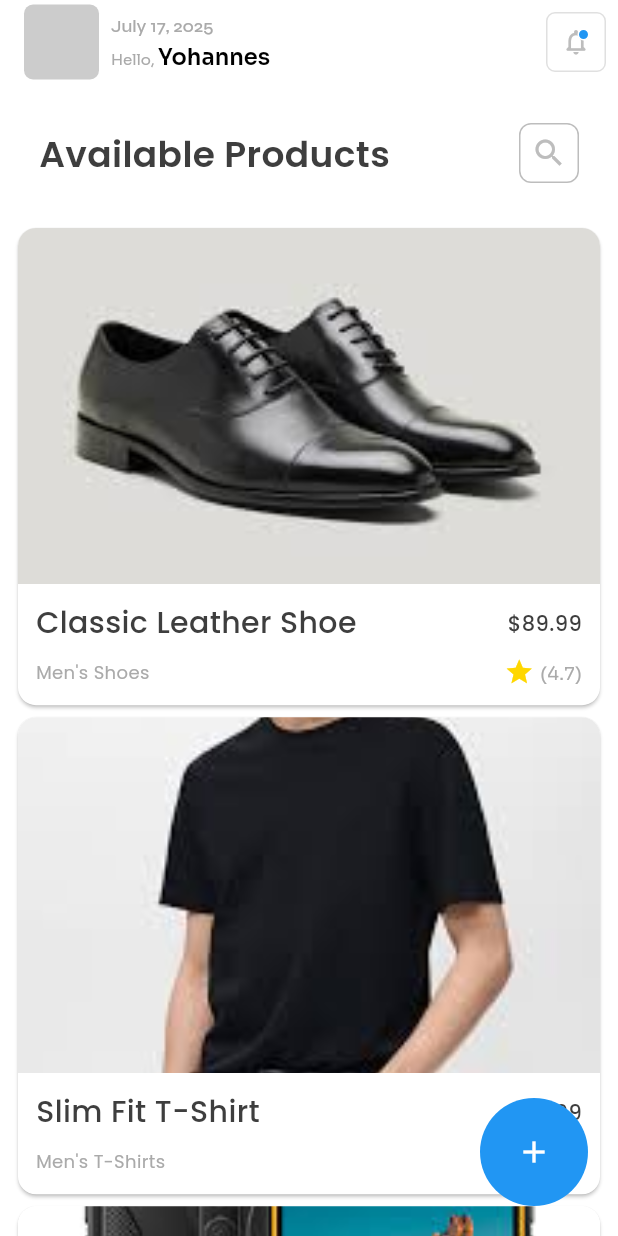
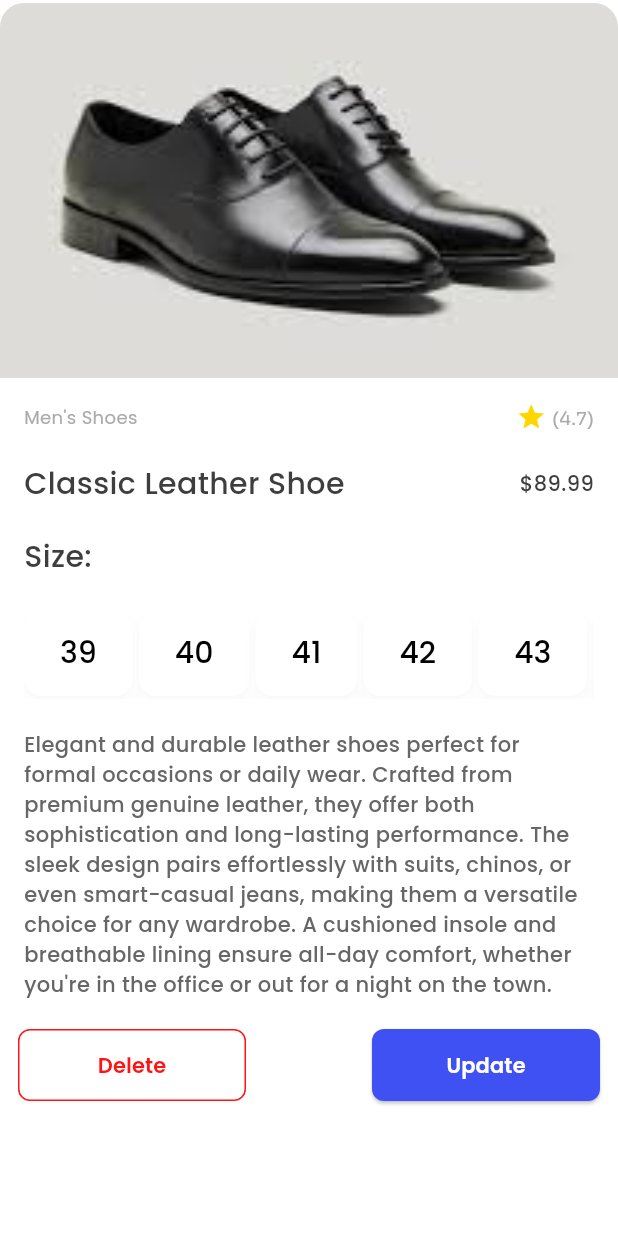
Before and after one commit to Depthabdre/2025-project-phase-mobile-tasks, a Flutter app: the screen it shows after launch, on a phone screen of 412 x 824 dp. Run offline on Flutter 3.47's test engine with Material 3 defaults, Android fonts, the phone set to English and light mode, and no system bars.

Commit message:
Implement detailed product details page with size selector and action buttons

```diff
--- /dev/null
+++ b/mobile/AbdrehimMisbah/ecommerce_ui_replication/lib/details.dart
@@ -0,0 +1,289 @@
+import 'package:flutter/material.dart';
+import 'product_data.dart';
+
+class ProductDetailsPage extends StatelessWidget {
+  ProductDetailsPage({super.key}); // Accessing the first product
+  final product = products[0];
+  @override
+  Widget build(BuildContext context) {
+    return Scaffold(
+      // ✅ You must use Scaffold here
+      backgroundColor: Colors.white,
+      body: SafeArea(
+        child: SingleChildScrollView(
+          child: Column(
+            crossAxisAlignment: CrossAxisAlignment.start,
+            children: [
+              // 1. Product Image
+              Padding(
+                padding: const EdgeInsets.only(top: 2.0),
+                child: Container(
+                  width: double.infinity,
+                  height: 250,
+                  decoration: BoxDecoration(
+                    color: Colors
+                        .white, // Background color (not strictly needed here)
+
+                    borderRadius: BorderRadius.only(
+                      topLeft: Radius.circular(24),
+                      topRight: Radius.circular(24),
+                    ), // ✅ Rounded corners
+                  ),
+                  child: ClipRRect(
+                    borderRadius: BorderRadius.only(
+                      topLeft: Radius.circular(16),
+                      topRight: Radius.circular(16),
+                    ), // ✅ Clip image to same border radius
+                    child: Image.asset(
+                      product.image,
+                      fit: BoxFit
+                          .fitWidth, // ✅ Fill container without distortion
+                    ),
+                  ),
+                ),
+              ),
+
+              // 2. Row with type and rating
+              Padding(
+                padding: const EdgeInsets.only(
+                  left: 16.0,
+                  right: 16.0,
+                  top: 16.0,
+                  bottom: 12.0,
+                ),
+                child: Row(
+                  mainAxisAlignment: MainAxisAlignment.spaceBetween,
+                  children: [
+                    Text(
+                      product.type,
+                      style: const TextStyle(
+                        fontSize: 12,
+                        fontFamily: 'Poppins',
+                        fontWeight: FontWeight.w400,
+                        color: Color(0xFFAAAAAA),
+                      ),
+                    ),
+                    Text.rich(
+                      TextSpan(
+                        children: [
+                          const WidgetSpan(
+                            alignment: PlaceholderAlignment.middle,
+                            child: Icon(
+                              Icons.star,
+                              color: Color(0xFFFFD700),
+                              size: 20,
+                            ),
+                          ),
+                          const WidgetSpan(child: SizedBox(width: 4)),
+                          TextSpan(
+                            text: '(${product.rating})',
+                            style: const TextStyle(
+                              fontSize: 12,
+                              fontFamily: 'Sora',
+                              fontWeight: FontWeight.w400,
+                              color: Color(0xFFAAAAAA),
+                            ),
+                          ),
+                        ],
+                      ),
+                    ),
+                  ],
+                ),
+              ),
+
+              // 3. Row with name and price
+              Padding(
+                padding: const EdgeInsets.only(
+                  left: 16.0,
+                  right: 16.0,
+                  top: 8.0,
+                  bottom: 12.0,
+                ),
+                child: Row(
+                  mainAxisAlignment: MainAxisAlignment.spaceBetween,
+                  children: [
+                    Text(
+                      product.name,
+                      style: const TextStyle(
+                        fontFamily: 'Poppins',
+                        fontSize: 20,
+                        fontWeight: FontWeight.w500,
+                        color: Color(0xFF3E3E3E),
+                      ),
+                    ),
+                    Text(
+                      '\$${product.price.toStringAsFixed(2)}',
+                      style: const TextStyle(
+                        fontFamily: 'Poppins',
+                        fontSize: 14,
+                        fontWeight: FontWeight.w500,
+                        color: Color(0xFF3E3E3E),
+                      ),
+                    ),
+                  ],
+                ),
+              ),
+
+              // 4. "Size" Text
+              Padding(
+                padding: const EdgeInsets.only(
+                  left: 16.0,
+                  right: 16.0,
+                  top: 8.0,
+                  bottom: 12.0,
+                ),
+                child: const Text(
+                  'Size:',
+                  style: TextStyle(
+                    fontFamily: 'Poppins',
+                    fontWeight: FontWeight.w500,
+                    fontSize: 20,
+                    color: Color(0xFF3E3E3E),
+                  ),
+                ),
+              ),
+
+              // 5. Size Containers (scrollable if overflow)
+              Padding(
+                padding: const EdgeInsets.only(
+                  left: 16.0,
+                  right: 16.0,
+                  top: 8.0,
+                  bottom: 12.0,
+                ),
+                child: SizedBox(
+                  height: 60,
+                  child: ListView.builder(
+                    scrollDirection: Axis.horizontal,
+                    itemCount: 6,
+                    itemBuilder: (context, index) {
+                      final size = 39 + index;
+                      return Container(
+                        margin: const EdgeInsets.only(right: 4),
+                        padding: const EdgeInsets.only(bottom: 2),
+                        child: ElevatedButton(
+                          onPressed: () {
+                            // TODO: Handle tap event
+                          },
+                          style: ElevatedButton.styleFrom(
+                            backgroundColor: Colors.white,
+                            foregroundColor: const Color.fromARGB(255, 0, 0, 0),
+                            elevation: 4,
+                            shadowColor: const Color.fromRGBO(0, 0, 0, 0.10),
+                            shape: RoundedRectangleBorder(
+                              borderRadius: BorderRadius.circular(12),
+                            ),
+                            textStyle: const TextStyle(
+                              fontFamily: 'Poppins',
+                              fontWeight: FontWeight.w500,
+                              fontSize: 20,
+                            ),
+                          ),
+                          child: Text('$size'),
+                        ),
+                      );
+                    },
+                  ),
+                ),
+              ),
+
+              // 6. Description
+              Padding(
+                padding: const EdgeInsets.only(
+                  left: 16.0,
+                  right: 16.0,
+                  top: 8.0,
+                  bottom: 12.0,
+                ),
+                child: Text(
+                  product.description,
+                  style: const TextStyle(
+                    fontFamily: 'Poppins',
+                    fontWeight: FontWeight.w500,
+                    fontSize: 14,
+                    color: Color(0xFF666666),
+                  ),
+                ),
+              ),
+
+              // 7. Action Buttons
+              Padding(
+                padding: const EdgeInsets.only(
+                  left: 12.0,
+                  right: 12.0,
+                  top: 8.0,
+                  bottom: 12.0,
+                ),
+                child: Row(
+                  mainAxisAlignment: MainAxisAlignment.spaceBetween,
+                  children: [
+                    // Delete Button
+                    SizedBox(
+                      width: 152,
+                      child: OutlinedButton(
+                        style: OutlinedButton.styleFrom(
+                          side: const BorderSide(color: Color(0xFFFF1313)),
+                          backgroundColor: Colors.white,
+                          padding: const EdgeInsets.symmetric(
+                            vertical: 14,
+                            horizontal: 20,
+                          ),
+                          shape: RoundedRectangleBorder(
+                            borderRadius: BorderRadius.circular(8),
+                          ),
+                        ),
+                        onPressed: () {
+                          // delete action
+                        },
+                        child: const Text(
+                          'Delete',
+                          style: TextStyle(
+                            fontFamily: 'Poppins',
+                            fontWeight: FontWeight.w600,
+                            fontSize: 14,
+                            color: Color(0xFFFF1313),
+                          ),
+                        ),
+                      ),
+                    ),
+
+                    // Update Button
+                    SizedBox(
+                      width: 152,
+                      child: ElevatedButton(
+                        style: ElevatedButton.styleFrom(
+                          backgroundColor: Color(0xFF3F51F3),
+                          padding: const EdgeInsets.symmetric(
+                            vertical: 14,
+                            horizontal: 20,
+                          ),
+                          shape: RoundedRectangleBorder(
+                            borderRadius: BorderRadius.circular(
+                              8,
+                            ), // Optional: Rounded corners
+                          ),
+                        ),
+                        onPressed: () {
+                          // update action
+                        },
+                        child: const Text(
+                          'Update',
+                          style: TextStyle(
+                            fontFamily: 'Poppins',
+                            fontWeight: FontWeight.w600,
+                            fontSize: 14,
+                            color: Colors.white,
+                          ),
+                        ),
+                      ),
+                    ),
+                  ],
+                ),
+              ),
+            ],
+          ),
+        ),
+      ),
+    );
+  }
+}
--- a/mobile/AbdrehimMisbah/ecommerce_ui_replication/lib/main.dart
+++ b/mobile/AbdrehimMisbah/ecommerce_ui_replication/lib/main.dart
@@ -1,8 +1,9 @@
 import 'package:flutter/material.dart';
 import 'product_data.dart'; // <-- import your product list and class
+import 'details.dart';
 
 void main() {
-  runApp(const MyApp());
+  runApp(MyApp());
 }
 
 class MyApp extends StatelessWidget {
@@ -10,9 +11,9 @@ class MyApp extends StatelessWidget {
 
   @override
   Widget build(BuildContext context) {
-    return const MaterialApp(
+    return MaterialApp(
       debugShowCheckedModeBanner: false,
-      home: HomePage(),
+      home: ProductDetailsPage(),
     );
   }
 }
--- a/mobile/AbdrehimMisbah/ecommerce_ui_replication/lib/product_data.dart
+++ b/mobile/AbdrehimMisbah/ecommerce_ui_replication/lib/product_data.dart
@@ -3,14 +3,16 @@ class Product {
   final String name;
   final String type;
   final double rating;
-  final double price; // 👈 Added
+  final double price;
+  final String description; // 👈 Added
 
   Product({
     required this.image,
     required this.name,
     required this.type,
     required this.rating,
-    required this.price, // 👈 Added
+    required this.price,
+    required this.description, // 👈 Added
   });
 }
 
@@ -21,6 +23,8 @@ List<Product> products = [
     type: 'Men\'s Shoes',
     rating: 4.7,
     price: 89.99,
+    description:
+        "Elegant and durable leather shoes perfect for formal occasions or daily wear. Crafted from premium genuine leather, they offer both sophistication and long-lasting performance. The sleek design pairs effortlessly with suits, chinos, or even smart-casual jeans, making them a versatile choice for any wardrobe. A cushioned insole and breathable lining ensure all-day comfort, whether you're in the office or out for a night on the town. ",
   ),
   Product(
     image: 'images/tshirt_men1.jpeg',
@@ -28,6 +32,8 @@ List<Product> products = [
     type: 'Men\'s T-Shirts',
     rating: 4.3,
     price: 29.99,
+    description:
+        'Comfortable slim fit t-shirt made from high-quality cotton, great for everyday style.', // 👈
   ),
   Product(
     image: 'images/phone1.jpeg',
@@ -35,6 +41,8 @@ List<Product> products = [
     type: 'Smartphones',
     rating: 4.8,
     price: 699.00,
+    description:
+        'Powerful smartphone with a stunning display, long battery life, and top-tier camera.', // 👈
   ),
   Product(
     image: 'images/sofa1.jpg',
@@ -42,5 +50,7 @@ List<Product> products = [
     type: 'Furniture',
     rating: 4.6,
     price: 449.50,
+    description:
+        'Modern and comfortable sofa designed to add elegance and relaxation to any living room.', // 👈
   ),
 ];
```
